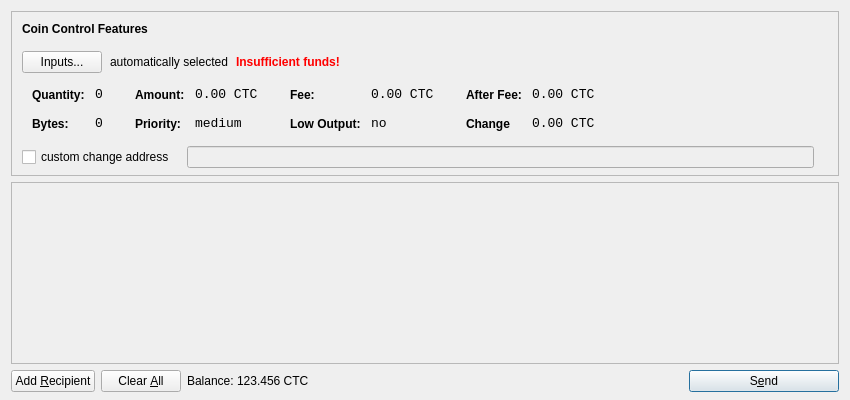
The window that src/qt/forms/sendcoinsdialog.ui (coincryptonium/cryptoniumcoin) describes before a commit, drawn with Qt 5.
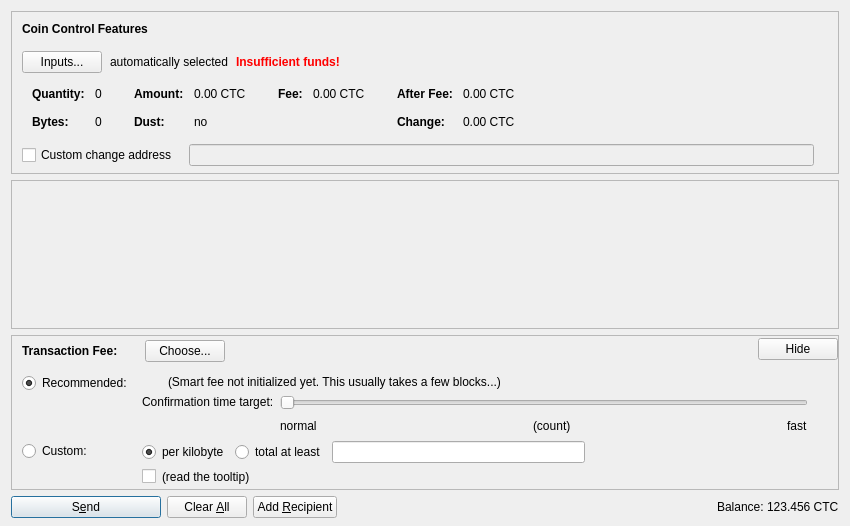
The same window after the commit. Icons and pictures are not drawn. Custom widgets are drawn as their Qt base class.

```diff
--- a/src/qt/forms/sendcoinsdialog.ui
+++ b/src/qt/forms/sendcoinsdialog.ui
@@ -7,13 +7,13 @@
     <x>0</x>
     <y>0</y>
     <width>850</width>
-    <height>400</height>
+    <height>526</height>
    </rect>
   </property>
   <property name="windowTitle">
    <string>Send Coins</string>
   </property>
-  <layout class="QVBoxLayout" name="verticalLayout" stretch="0,1,0">
+  <layout class="QVBoxLayout" name="verticalLayout" stretch="0,1,0,0">
    <property name="bottomMargin">
     <number>8</number>
    </property>
@@ -39,7 +39,7 @@
      </property>
      <layout class="QVBoxLayout" name="verticalLayoutCoinControl2">
       <property name="spacing">
-       <number>-1</number>
+       <number>0</number>
       </property>
       <property name="leftMargin">
        <number>0</number>
@@ -206,8 +206,11 @@
                </property>
                <item row="0" column="0">
                 <widget class="QLabel" name="labelCoinControlQuantityText">
-                 <property name="styleSheet">
-                  <string notr="true">font-weight:bold;</string>
+                 <property name="font">
+                  <font>
+                   <weight>75</weight>
+                   <bold>true</bold>
+                  </font>
                  </property>
                  <property name="text">
                   <string>Quantity:</string>
@@ -219,12 +222,6 @@
                </item>
                <item row="0" column="1">
                 <widget class="QLabel" name="labelCoinControlQuantity">
-                 <property name="font">
-                  <font>
-                   <family>Monospace</family>
-                   <pointsize>10</pointsize>
-                  </font>
-                 </property>
                  <property name="cursor">
                   <cursorShape>IBeamCursor</cursorShape>
                  </property>
@@ -244,8 +241,11 @@
                </item>
                <item row="1" column="0">
                 <widget class="QLabel" name="labelCoinControlBytesText">
-                 <property name="styleSheet">
-                  <string notr="true">font-weight:bold;</string>
+                 <property name="font">
+                  <font>
+                   <weight>75</weight>
+                   <bold>true</bold>
+                  </font>
                  </property>
                  <property name="text">
                   <string>Bytes:</string>
@@ -254,12 +254,6 @@
                </item>
                <item row="1" column="1">
                 <widget class="QLabel" name="labelCoinControlBytes">
-                 <property name="font">
-                  <font>
-                   <family>Monospace</family>
-                   <pointsize>10</pointsize>
-                  </font>
-                 </property>
                  <property name="cursor">
                   <cursorShape>IBeamCursor</cursorShape>
                  </property>
@@ -295,8 +289,11 @@
                </property>
                <item row="0" column="0">
                 <widget class="QLabel" name="labelCoinControlAmountText">
-                 <property name="styleSheet">
-                  <string notr="true">font-weight:bold;</string>
+                 <property name="font">
+                  <font>
+                   <weight>75</weight>
+                   <bold>true</bold>
+                  </font>
                  </property>
                  <property name="text">
                   <string>Amount:</string>
@@ -308,12 +305,6 @@
                </item>
                <item row="0" column="1">
                 <widget class="QLabel" name="labelCoinControlAmount">
-                 <property name="font">
-                  <font>
-                   <family>Monospace</family>
-                   <pointsize>10</pointsize>
-                  </font>
-                 </property>
                  <property name="cursor">
                   <cursorShape>IBeamCursor</cursorShape>
                  </property>
@@ -329,23 +320,20 @@
                 </widget>
                </item>
                <item row="1" column="0">
-                <widget class="QLabel" name="labelCoinControlPriorityText">
-                 <property name="styleSheet">
-                  <string notr="true">font-weight:bold;</string>
+                <widget class="QLabel" name="labelCoinControlLowOutputText">
+                 <property name="font">
+                  <font>
+                   <weight>75</weight>
+                   <bold>true</bold>
+                  </font>
                  </property>
                  <property name="text">
-                  <string>Priority:</string>
+                  <string>Dust:</string>
                  </property>
                 </widget>
                </item>
                <item row="1" column="1">
-                <widget class="QLabel" name="labelCoinControlPriority">
-                 <property name="font">
-                  <font>
-                   <family>Monospace</family>
-                   <pointsize>10</pointsize>
-                  </font>
-                 </property>
+                <widget class="QLabel" name="labelCoinControlLowOutput">
                  <property name="cursor">
                   <cursorShape>IBeamCursor</cursorShape>
                  </property>
@@ -353,7 +341,7 @@
                   <enum>Qt::ActionsContextMenu</enum>
                  </property>
                  <property name="text">
-                  <string>medium</string>
+                  <string notr="true">no</string>
                  </property>
                  <property name="textInteractionFlags">
                   <set>Qt::LinksAccessibleByMouse|Qt::TextSelectableByKeyboard|Qt::TextSelectableByMouse</set>
@@ -381,8 +369,11 @@
                </property>
                <item row="0" column="0">
                 <widget class="QLabel" name="labelCoinControlFeeText">
-                 <property name="styleSheet">
-                  <string notr="true">font-weight:bold;</string>
+                 <property name="font">
+                  <font>
+                   <weight>75</weight>
+                   <bold>true</bold>
+                  </font>
                  </property>
                  <property name="text">
                   <string>Fee:</string>
@@ -394,12 +385,6 @@
                </item>
                <item row="0" column="1">
                 <widget class="QLabel" name="labelCoinControlFee">
-                 <property name="font">
-                  <font>
-                   <family>Monospace</family>
-                   <pointsize>10</pointsize>
-                  </font>
-                 </property>
                  <property name="cursor">
                   <cursorShape>IBeamCursor</cursorShape>
                  </property>
@@ -407,39 +392,7 @@
                   <enum>Qt::ActionsContextMenu</enum>
                  </property>
                  <property name="text">
-                  <string>0.00 CTC</string>
-                 </property>
-                 <property name="textInteractionFlags">
-                  <set>Qt::LinksAccessibleByMouse|Qt::TextSelectableByKeyboard|Qt::TextSelectableByMouse</set>
-                 </property>
-                </widget>
-               </item>
-               <item row="1" column="0">
-                <widget class="QLabel" name="labelCoinControlLowOutputText">
-                 <property name="styleSheet">
-                  <string notr="true">font-weight:bold;</string>
-                 </property>
-                 <property name="text">
-                  <string>Low Output:</string>
-                 </property>
-                </widget>
-               </item>
-               <item row="1" column="1">
-                <widget class="QLabel" name="labelCoinControlLowOutput">
-                 <property name="font">
-                  <font>
-                   <family>Monospace</family>
-                   <pointsize>10</pointsize>
-                  </font>
-                 </property>
-                 <property name="cursor">
-                  <cursorShape>IBeamCursor</cursorShape>
-                 </property>
-                 <property name="contextMenuPolicy">
-                  <enum>Qt::ActionsContextMenu</enum>
-                 </property>
-                 <property name="text">
-                  <string>no</string>
+                  <string notr="true">0.00 CTC</string>
                  </property>
                  <property name="textInteractionFlags">
                   <set>Qt::LinksAccessibleByMouse|Qt::TextSelectableByKeyboard|Qt::TextSelectableByMouse</set>
@@ -467,8 +420,11 @@
                </property>
                <item row="0" column="0">
                 <widget class="QLabel" name="labelCoinControlAfterFeeText">
-                 <property name="styleSheet">
-                  <string notr="true">font-weight:bold;</string>
+                 <property name="font">
+                  <font>
+                   <weight>75</weight>
+                   <bold>true</bold>
+                  </font>
                  </property>
                  <property name="text">
                   <string>After Fee:</string>
@@ -480,12 +436,6 @@
                </item>
                <item row="0" column="1">
                 <widget class="QLabel" name="labelCoinControlAfterFee">
-                 <property name="font">
-                  <font>
-                   <family>Monospace</family>
-                   <pointsize>10</pointsize>
-                  </font>
-                 </property>
                  <property name="cursor">
                   <cursorShape>IBeamCursor</cursorShape>
                  </property>
@@ -502,22 +452,19 @@
                </item>
                <item row="1" column="0">
                 <widget class="QLabel" name="labelCoinControlChangeText">
-                 <property name="styleSheet">
-                  <string notr="true">font-weight:bold;</string>
+                 <property name="font">
+                  <font>
+                   <weight>75</weight>
+                   <bold>true</bold>
+                  </font>
                  </property>
                  <property name="text">
-                  <string>Change</string>
+                  <string>Change:</string>
                  </property>
                 </widget>
                </item>
                <item row="1" column="1">
                 <widget class="QLabel" name="labelCoinControlChange">
-                 <property name="font">
-                  <font>
-                   <family>Monospace</family>
-                   <pointsize>10</pointsize>
-                  </font>
-                 </property>
                  <property name="cursor">
                   <cursorShape>IBeamCursor</cursorShape>
                  </property>
@@ -556,7 +503,7 @@
           <item>
            <widget class="QCheckBox" name="checkBoxCoinControlChange">
             <property name="text">
-             <string>custom change address</string>
+             <string>Custom change address</string>
             </property>
            </widget>
           </item>
@@ -626,11 +573,20 @@
         <x>0</x>
         <y>0</y>
         <width>830</width>
-        <height>165</height>
+        <height>104</height>
        </rect>
       </property>
-      <layout class="QVBoxLayout" name="verticalLayout_2">
-       <property name="margin">
+      <layout class="QVBoxLayout" name="verticalLayout_2" stretch="0,1">
+       <property name="leftMargin">
+        <number>0</number>
+       </property>
+       <property name="topMargin">
+        <number>0</number>
+       </property>
+       <property name="rightMargin">
+        <number>0</number>
+       </property>
+       <property name="bottomMargin">
         <number>0</number>
        </property>
        <item>
@@ -657,15 +613,572 @@
      </widget>
     </widget>
    </item>
+   <item>
+    <widget class="QFrame" name="frameFee">
+     <property name="sizePolicy">
+      <sizepolicy hsizetype="Expanding" vsizetype="Expanding">
+       <horstretch>0</horstretch>
+       <verstretch>0</verstretch>
+      </sizepolicy>
+     </property>
+     <property name="maximumSize">
+      <size>
+       <width>16777215</width>
+       <height>16777215</height>
+      </size>
+     </property>
+     <property name="frameShape">
+      <enum>QFrame::StyledPanel</enum>
+     </property>
+     <property name="frameShadow">
+      <enum>QFrame::Sunken</enum>
+     </property>
+     <layout class="QVBoxLayout" name="verticalLayoutFee1">
+      <property name="spacing">
+       <number>0</number>
+      </property>
+      <property name="leftMargin">
+       <number>0</number>
+      </property>
+      <property name="topMargin">
+       <number>0</number>
+      </property>
+      <property name="rightMargin">
+       <number>0</number>
+      </property>
+      <property name="bottomMargin">
+       <number>0</number>
+      </property>
+      <item>
+       <layout class="QVBoxLayout" name="verticalLayoutFee2" stretch="0,0,0">
+        <property name="spacing">
+         <number>0</number>
+        </property>
+        <property name="leftMargin">
+         <number>10</number>
+        </property>
+        <property name="topMargin">
+         <number>0</number>
+        </property>
+        <item>
+         <layout class="QHBoxLayout" name="horizontalLayoutFee1">
+          <property name="bottomMargin">
+           <number>0</number>
+          </property>
+          <item>
+           <layout class="QVBoxLayout" name="verticalLayoutFee7">
+            <property name="spacing">
+             <number>0</number>
+            </property>
+            <item>
+             <spacer name="verticalSpacerSmartFee">
+              <property name="orientation">
+               <enum>Qt::Vertical</enum>
+              </property>
+              <property name="sizeType">
+               <enum>QSizePolicy::Fixed</enum>
+              </property>
+              <property name="sizeHint" stdset="0">
+               <size>
+                <width>1</width>
+                <height>4</height>
+               </size>
+              </property>
+             </spacer>
+            </item>
+            <item>
+             <layout class="QHBoxLayout" name="horizontalLayoutSmartFee">
+              <property name="spacing">
+               <number>10</number>
+              </property>
+              <item>
+               <widget class="QLabel" name="labelFeeHeadline">
+                <property name="sizePolicy">
+                 <sizepolicy hsizetype="Preferred" vsizetype="Maximum">
+                  <horstretch>0</horstretch>
+                  <verstretch>0</verstretch>
+                 </sizepolicy>
+                </property>
+                <property name="font">
+                 <font>
+                  <weight>75</weight>
+                  <bold>true</bold>
+                 </font>
+                </property>
+                <property name="styleSheet">
+                 <string notr="true">font-weight:bold;</string>
+                </property>
+                <property name="text">
+                 <string>Transaction Fee:</string>
+                </property>
+               </widget>
+              </item>
+              <item>
+               <widget class="QLabel" name="labelFeeMinimized">
+                <property name="text">
+                 <string/>
+                </property>
+               </widget>
+              </item>
+              <item>
+               <widget class="QPushButton" name="buttonChooseFee">
+                <property name="text">
+                 <string>Choose...</string>
+                </property>
+               </widget>
+              </item>
+             </layout>
+            </item>
+            <item>
+             <spacer name="verticalSpacer_5">
+              <property name="orientation">
+               <enum>Qt::Vertical</enum>
+              </property>
+              <property name="sizeHint" stdset="0">
+               <size>
+                <width>1</width>
+                <height>1</height>
+               </size>
+              </property>
+             </spacer>
+            </item>
+           </layout>
+          </item>
+          <item>
+           <spacer name="horizontalSpacer_4">
+            <property name="orientation">
+             <enum>Qt::Horizontal</enum>
+            </property>
+            <property name="sizeHint" stdset="0">
+             <size>
+              <width>40</width>
+              <height>20</height>
+             </size>
+            </property>
+           </spacer>
+          </item>
+          <item>
+           <widget class="QPushButton" name="buttonMinimizeFee">
+            <property name="toolTip">
+             <string>collapse fee-settings</string>
+            </property>
+            <property name="text">
+             <string>Hide</string>
+            </property>
+           </widget>
+          </item>
+         </layout>
+        </item>
+        <item>
+         <widget class="QFrame" name="frameFeeSelection">
+          <layout class="QVBoxLayout" name="verticalLayoutFee12">
+           <property name="spacing">
+            <number>0</number>
+           </property>
+           <property name="leftMargin">
+            <number>0</number>
+           </property>
+           <property name="topMargin">
+            <number>0</number>
+           </property>
+           <property name="rightMargin">
+            <number>0</number>
+           </property>
+           <property name="bottomMargin">
+            <number>0</number>
+           </property>
+           <item>
+            <layout class="QGridLayout" name="gridLayoutFee">
+             <property name="topMargin">
+              <number>10</number>
+             </property>
+             <property name="bottomMargin">
+              <number>4</number>
+             </property>
+             <property name="horizontalSpacing">
+              <number>10</number>
+             </property>
+             <property name="verticalSpacing">
+              <number>4</number>
+             </property>
+             <item row="1" column="1">
+              <layout class="QVBoxLayout" name="verticalLayoutFee8">
+               <property name="spacing">
+                <number>6</number>
+               </property>
+               <item>
+                <layout class="QHBoxLayout" name="horizontalLayoutFee13">
+                 <item>
+                  <widget class="QRadioButton" name="radioCustomPerKilobyte">
+                   <property name="toolTip">
+                    <string>If the custom fee is set to 1000 satoshis and the transaction is only 250 bytes, then &quot;per kilobyte&quot; only pays 250 satoshis in fee, while &quot;total at least&quot; pays 1000 satoshis. For transactions bigger than a kilobyte both pay by kilobyte.</string>
+                   </property>
+                   <property name="text">
+                    <string>per kilobyte</string>
+                   </property>
+                   <property name="checked">
+                    <bool>true</bool>
+                   </property>
+                   <attribute name="buttonGroup">
+                    <string notr="true">groupCustomFee</string>
+                   </attribute>
+                  </widget>
+                 </item>
+                 <item>
+                  <widget class="QRadioButton" name="radioCustomAtLeast">
+                   <property name="toolTip">
+                    <string>If the custom fee is set to 1000 satoshis and the transaction is only 250 bytes, then &quot;per kilobyte&quot; only pays 250 satoshis in fee, while &quot;total at least&quot; pays 1000 satoshis. For transactions bigger than a kilobyte both pay by kilobyte.</string>
+                   </property>
+                   <property name="text">
+                    <string>total at least</string>
+                   </property>
+                   <attribute name="buttonGroup">
+                    <string notr="true">groupCustomFee</string>
+                   </attribute>
+                  </widget>
+                 </item>
+                 <item>
+                  <widget class="BitcoinAmountField" name="customFee"/>
+                 </item>
+                 <item>
+                  <spacer name="horizontalSpacer_6">
+                   <property name="orientation">
+                    <enum>Qt::Horizontal</enum>
+                   </property>
+                   <property name="sizeHint" stdset="0">
+                    <size>
+                     <width>1</width>
+                     <height>1</height>
+                    </size>
+                   </property>
+                  </spacer>
+                 </item>
+                </layout>
+               </item>
+               <item>
+                <layout class="QHBoxLayout" name="horizontalLayoutFee8">
+                 <item>
+                  <widget class="QCheckBox" name="checkBoxMinimumFee">
+                   <property name="toolTip">
+                    <string>Paying only the minimum fee is just fine as long as there is less transaction volume than space in the blocks. But be aware that this can end up in a never confirming transaction once there is more demand for litecoin transactions than the network can process.</string>
+                   </property>
+                   <property name="text">
+                    <string/>
+                   </property>
+                  </widget>
+                 </item>
+                 <item>
+                  <widget class="QLabel" name="labelMinFeeWarning">
+                   <property name="enabled">
+                    <bool>true</bool>
+                   </property>
+                   <property name="toolTip">
+                    <string>Paying only the minimum fee is just fine as long as there is less transaction volume than space in the blocks. But be aware that this can end up in a never confirming transaction once there is more demand for litecoin transactions than the network can process.</string>
+                   </property>
+                   <property name="text">
+                    <string>(read the tooltip)</string>
+                   </property>
+                   <property name="margin">
+                    <number>5</number>
+                   </property>
+                  </widget>
+                 </item>
+                 <item>
+                  <spacer name="horizontalSpacer_2">
+                   <property name="orientation">
+                    <enum>Qt::Horizontal</enum>
+                   </property>
+                   <property name="sizeHint" stdset="0">
+                    <size>
+                     <width>1</width>
+                     <height>1</height>
+                    </size>
+                   </property>
+                  </spacer>
+                 </item>
+                </layout>
+               </item>
+              </layout>
+             </item>
+             <item row="0" column="0">
+              <layout class="QVBoxLayout" name="verticalLayoutFee4" stretch="0,1">
+               <item>
+                <widget class="QRadioButton" name="radioSmartFee">
+                 <property name="text">
+                  <string>Recommended:</string>
+                 </property>
+                 <property name="checked">
+                  <bool>true</bool>
+                 </property>
+                 <attribute name="buttonGroup">
+                  <string notr="true">groupFee</string>
+                 </attribute>
+                </widget>
+               </item>
+               <item>
+                <spacer name="verticalSpacer_2">
+                 <property name="orientation">
+                  <enum>Qt::Vertical</enum>
+                 </property>
+                 <property name="sizeHint" stdset="0">
+                  <size>
+                   <width>1</width>
+                   <height>1</height>
+                  </size>
+                 </property>
+                </spacer>
+               </item>
+              </layout>
+             </item>
+             <item row="1" column="0">
+              <layout class="QVBoxLayout" name="verticalLayoutFee9" stretch="0,1">
+               <item>
+                <widget class="QRadioButton" name="radioCustomFee">
+                 <property name="text">
+                  <string>Custom:</string>
+                 </property>
+                 <attribute name="buttonGroup">
+                  <string notr="true">groupFee</string>
+                 </attribute>
+                </widget>
+               </item>
+               <item>
+                <spacer name="verticalSpacer_6">
+                 <property name="orientation">
+                  <enum>Qt::Vertical</enum>
+                 </property>
+                 <property name="sizeHint" stdset="0">
+                  <size>
+                   <width>1</width>
+                   <height>1</height>
+                  </size>
+                 </property>
+                </spacer>
+               </item>
+              </layout>
+             </item>
+             <item row="0" column="1">
+              <layout class="QVBoxLayout" name="verticalLayoutFee3" stretch="0,0,1">
+               <property name="spacing">
+                <number>6</number>
+               </property>
+               <property name="topMargin">
+                <number>2</number>
+               </property>
+               <item>
+                <layout class="QHBoxLayout" name="horizontalLayoutFee12">
+                 <item>
+                  <widget class="QLabel" name="labelSmartFee">
+                   <property name="text">
+                    <string/>
+                   </property>
+                   <property name="margin">
+                    <number>2</number>
+                   </property>
+                  </widget>
+                 </item>
+                 <item>
+                  <widget class="QLabel" name="labelFeeEstimation">
+                   <property name="text">
+                    <string/>
+                   </property>
+                  </widget>
+                 </item>
+                 <item>
+                  <widget class="QLabel" name="labelSmartFee2">
+                   <property name="text">
+                    <string>(Smart fee not initialized yet. This usually takes a few blocks...)</string>
+                   </property>
+                   <property name="margin">
+                    <number>2</number>
+                   </property>
+                  </widget>
+                 </item>
+                 <item>
+                  <spacer name="horizontalSpacer_5">
+                   <property name="orientation">
+                    <enum>Qt::Horizontal</enum>
+                   </property>
+                   <property name="sizeHint" stdset="0">
+                    <size>
+                     <width>1</width>
+                     <height>1</height>
+                    </size>
+                   </property>
+                  </spacer>
+                 </item>
+                </layout>
+               </item>
+               <item>
+                <layout class="QHBoxLayout" name="horizontalLayoutFee9">
+                 <item>
+                  <layout class="QVBoxLayout" name="verticalLayoutFee6">
+                   <item>
+                    <widget class="QLabel" name="labelSmartFee3">
+                     <property name="text">
+                      <string>Confirmation time target:</string>
+                     </property>
+                     <property name="margin">
+                      <number>2</number>
+                     </property>
+                    </widget>
+                   </item>
+                   <item>
+                    <spacer name="verticalSpacer_3">
+                     <property name="orientation">
+                      <enum>Qt::Vertical</enum>
+                     </property>
+                     <property name="sizeHint" stdset="0">
+                      <size>
+                       <width>1</width>
+                       <height>1</height>
+                      </size>
+                     </property>
+                    </spacer>
+                   </item>
+                  </layout>
+                 </item>
+                 <item>
+                  <layout class="QVBoxLayout" name="verticalLayoutFee5">
+                   <property name="rightMargin">
+                    <number>30</number>
+                   </property>
+                   <item>
+                    <widget class="QSlider" name="sliderSmartFee">
+                     <property name="minimum">
+                      <number>0</number>
+                     </property>
+                     <property name="maximum">
+                      <number>23</number>
+                     </property>
+                     <property name="pageStep">
+                      <number>1</number>
+                     </property>
+                     <property name="value">
+                      <number>0</number>
+                     </property>
+                     <property name="orientation">
+                      <enum>Qt::Horizontal</enum>
+                     </property>
+                     <property name="invertedAppearance">
+                      <bool>false</bool>
+                     </property>
+                     <property name="invertedControls">
+                      <bool>false</bool>
+                     </property>
+                     <property name="tickPosition">
+                      <enum>QSlider::NoTicks</enum>
+                     </property>
+                    </widget>
+                   </item>
+                   <item>
+                    <layout class="QHBoxLayout" name="horizontalLayoutFee10">
+                     <item>
+                      <widget class="QLabel" name="labelSmartFeeNormal">
+                       <property name="text">
+                        <string>normal</string>
+                       </property>
+                      </widget>
+                     </item>
+                     <item>
+                      <spacer name="horizontalSpacer_7">
+                       <property name="orientation">
+                        <enum>Qt::Horizontal</enum>
+                       </property>
+                       <property name="sizeHint" stdset="0">
+                        <size>
+                         <width>40</width>
+                         <height>20</height>
+                        </size>
+                       </property>
+                      </spacer>
+                     </item>
+                     <item>
+                      <widget class="QLabel" name="confirmationTargetLabel">
+                       <property name="text">
+                        <string notr="true">(count)</string>
+                       </property>
+                      </widget>
+                     </item>
+                     <item>
+                      <spacer name="horizontalSpacer_3">
+                       <property name="orientation">
+                        <enum>Qt::Horizontal</enum>
+                       </property>
+                       <property name="sizeHint" stdset="0">
+                        <size>
+                         <width>40</width>
+                         <height>20</height>
+                        </size>
+                       </property>
+                      </spacer>
+                     </item>
+                     <item>
+                      <widget class="QLabel" name="labelSmartFeeFast">
+                       <property name="text">
+                        <string>fast</string>
+                       </property>
+                      </widget>
+                     </item>
+                    </layout>
+                   </item>
+                  </layout>
+                 </item>
+                </layout>
+               </item>
+               <item>
+                <spacer name="verticalSpacer_4">
+                 <property name="orientation">
+                  <enum>Qt::Vertical</enum>
+                 </property>
+                 <property name="sizeHint" stdset="0">
+                  <size>
+                   <width>1</width>
+                   <height>1</height>
+                  </size>
+                 </property>
+                </spacer>
+               </item>
+              </layout>
+             </item>
+            </layout>
+           </item>
+          </layout>
+         </widget>
+        </item>
+        <item>
+         <spacer name="verticalSpacerFee">
+          <property name="orientation">
+           <enum>Qt::Vertical</enum>
+          </property>
+          <property name="sizeHint" stdset="0">
+           <size>
+            <width>800</width>
+            <height>1</height>
+           </size>
+          </property>
+         </spacer>
+        </item>
+       </layout>
+      </item>
+     </layout>
+    </widget>
+   </item>
    <item>
     <layout class="QHBoxLayout" name="horizontalLayout">
      <item>
-      <widget class="QPushButton" name="addButton">
+      <widget class="QPushButton" name="sendButton">
+       <property name="minimumSize">
+        <size>
+         <width>150</width>
+         <height>0</height>
+        </size>
+       </property>
        <property name="toolTip">
         <string>Send to multiple recipients at once</string>
        </property>
        <property name="text">
-        <string>Add &amp;Recipient</string>
+        <string>S&amp;end</string>
        </property>
        <property name="icon">
         <iconset resource="../bitcoin.qrc">
@@ -674,6 +1187,9 @@
        <property name="autoDefault">
         <bool>false</bool>
        </property>
+       <property name="default">
+        <bool>true</bool>
+       </property>
       </widget>
      </item>
      <item>
@@ -697,11 +1213,38 @@
        <property name="autoRepeatDelay">
         <number>300</number>
        </property>
+      </widget>
+     </item>
+     <item>
+      <widget class="QPushButton" name="addButton">
+       <property name="toolTip">
+        <string>Send to multiple recipients at once</string>
+       </property>
+       <property name="text">
+        <string>Add &amp;Recipient</string>
+       </property>
+       <property name="icon">
+        <iconset resource="../bitcoin.qrc">
+         <normaloff>:/icons/add</normaloff>:/icons/add</iconset>
+       </property>
        <property name="autoDefault">
         <bool>false</bool>
        </property>
       </widget>
      </item>
+     <item>
+      <spacer name="horizontalSpacer">
+       <property name="orientation">
+        <enum>Qt::Horizontal</enum>
+       </property>
+       <property name="sizeHint" stdset="0">
+        <size>
+         <width>40</width>
+         <height>20</height>
+        </size>
+       </property>
+      </spacer>
+     </item>
      <item>
       <layout class="QHBoxLayout" name="horizontalLayout_2">
        <property name="spacing">
@@ -741,46 +1284,23 @@
        </item>
       </layout>
      </item>
-     <item>
-      <spacer name="horizontalSpacer">
-       <property name="orientation">
-        <enum>Qt::Horizontal</enum>
-       </property>
-       <property name="sizeHint" stdset="0">
-        <size>
-         <width>40</width>
-         <height>20</height>
-        </size>
-       </property>
-      </spacer>
-     </item>
-     <item>
-      <widget class="QPushButton" name="sendButton">
-       <property name="minimumSize">
-        <size>
-         <width>150</width>
-         <height>0</height>
-        </size>
-       </property>
-       <property name="toolTip">
-        <string>Confirm the send action</string>
-       </property>
-       <property name="text">
-        <string>S&amp;end</string>
-       </property>
-       <property name="icon">
-        <iconset resource="../bitcoin.qrc">
-         <normaloff>:/icons/send</normaloff>:/icons/send</iconset>
-       </property>
-       <property name="default">
-        <bool>true</bool>
-       </property>
-      </widget>
-     </item>
     </layout>
    </item>
   </layout>
  </widget>
+ <customwidgets>
+  <customwidget>
+   <class>QValidatedLineEdit</class>
+   <extends>QLineEdit</extends>
+   <header>qvalidatedlineedit.h</header>
+  </customwidget>
+  <customwidget>
+   <class>BitcoinAmountField</class>
+   <extends>QLineEdit</extends>
+   <header>bitcoinamountfield.h</header>
+   <container>1</container>
+  </customwidget>
+ </customwidgets>
  <resources>
   <include location="../bitcoin.qrc"/>
  </resources>
```
Left out of the diff: 45 changed lines with no effect on the pictures.
